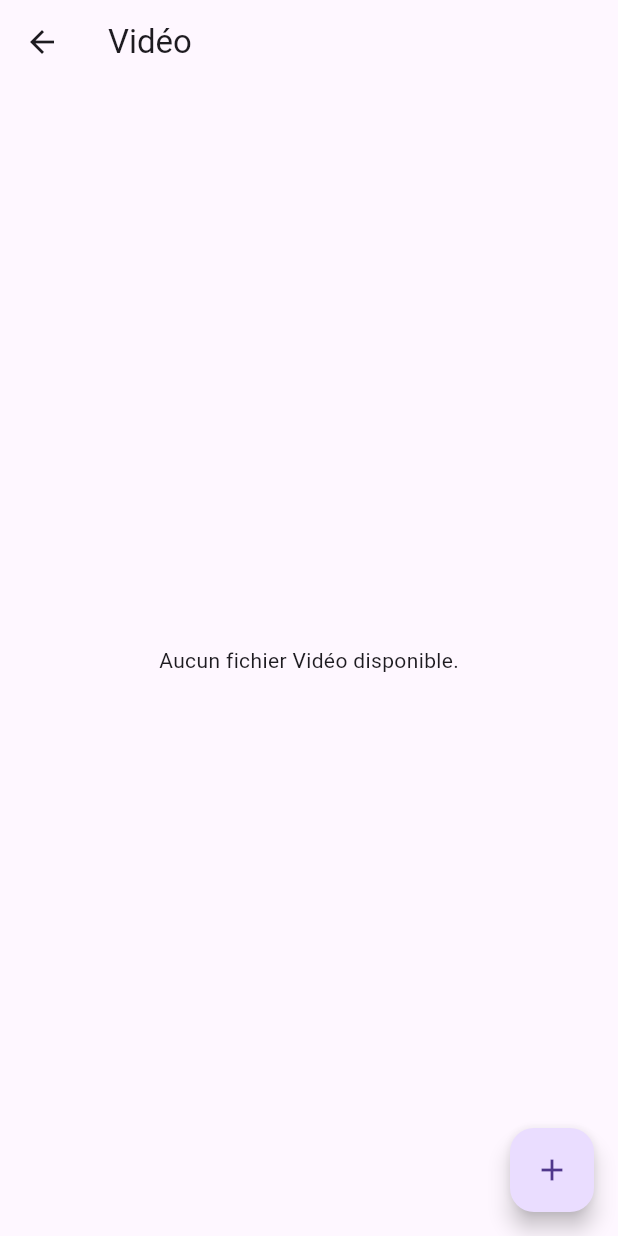
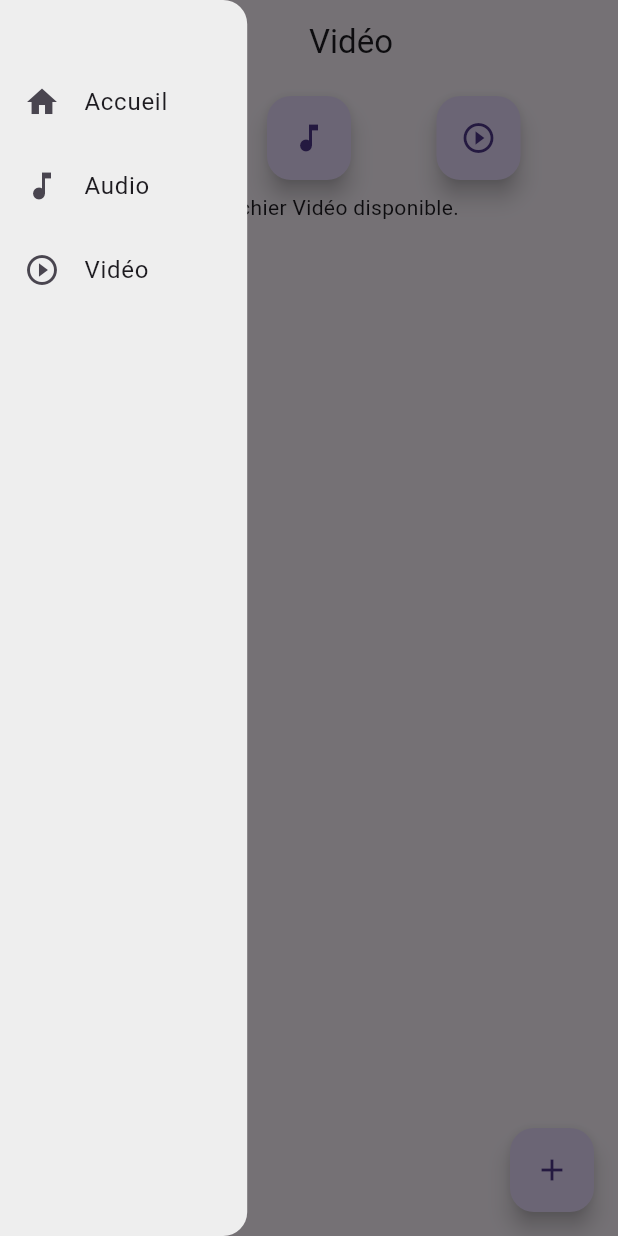
Before and after one commit to flutterDjango/medias_manager, a Flutter app: the FilesListWidget screen opened directly, with the side drawer open (before the commit the screen has no drawer), on a phone screen of 412 x 824 dp. Run offline on Flutter 3.47's test engine with Material 3 defaults, Android fonts, the phone set to English and light mode, and no system bars; our stand-ins replace device_info_plus, diacritic, file_picker, permission_handler; missing offline and left inert: ffmpeg_kit_flutter_audio, open_file_plus.

Commit message:
add drawer menu and horizontal menu

```diff
--- a/lib/widgets/files_list_widget.dart
+++ b/lib/widgets/files_list_widget.dart
@@ -55,11 +55,27 @@ class _FilesListWidgetState extends State<FilesListWidget> {
   Widget build(BuildContext context) {
     return Scaffold(
       appBar: AppBar(
-        title: Text(widget.mediaCategory),
+        title: Center(child: Text(widget.mediaCategory)),
+        leading: Builder(
+          builder: (context) {
+            return IconButton(
+              icon: const Icon(Icons.menu),
+              onPressed: () {
+                Scaffold.of(context).openDrawer();
+              },
+            );
+          },
         ),
-      body: isPermission
+      ),
+
+      drawer: const NavigatorDrawerWidget(),
+      body: Column(
+        children: [
+          const HorizontalButtonBarWidget(),
+          isPermission
               ? filesList.isNotEmpty
-              ? ListView.builder(
+                  ? Expanded(
+                    child: ListView.builder(
                         itemCount: filesList.length,
                         itemBuilder: (BuildContext context, int index) {
                           var file = filesList[index];
@@ -71,6 +87,7 @@ class _FilesListWidgetState extends State<FilesListWidget> {
                           // fileName: file['fileName'],
                           // path: file['path'],
                         },
+                      ),
                   )
                   : Center(
                       child:
@@ -82,6 +99,8 @@ class _FilesListWidgetState extends State<FilesListWidget> {
                   },
                   child: const Text("Problème de permission"),
                 ),
+        ],
+      ),
       floatingActionButton: FloatingActionButton(
         onPressed: () async {
           await AddMediaFiles().addFiles(widget.mediaCategory);
@@ -91,6 +110,7 @@ class _FilesListWidgetState extends State<FilesListWidget> {
         },
         child: const Icon(Icons.add),
       ),
+      // floatingActionButtonLocation: FloatingActionButtonLocation.centerDocked
     );
   }
 }
--- /dev/null
+++ b/lib/widgets/horizontal_button_bar_widget.dart
@@ -0,0 +1,61 @@
+import 'package:flutter/material.dart';
+import 'package:medias_manager/screens/home_screen.dart';
+import 'package:medias_manager/widgets/files_list_widget.dart';
+
+
+class HorizontalButtonBarWidget extends StatelessWidget {
+  const HorizontalButtonBarWidget({super.key});
+
+  @override
+  Widget build(BuildContext context) {
+    return Padding(
+      padding: const EdgeInsets.all(8.0),
+      child: Row(mainAxisAlignment: MainAxisAlignment.spaceEvenly, children: [
+        FloatingActionButton(
+          heroTag: 'Home',
+          onPressed: () {
+            Navigator.push(
+                  context,
+                  MaterialPageRoute(
+                    builder: (context) => const HomeScreen()
+                  ),
+                );
+            // context.push(RouteLocation.createContact);
+          },
+          child: const Icon(Icons.home),
+        ),
+        FloatingActionButton(
+          heroTag: 'Audio',
+          onPressed: () {
+            Navigator.push(
+                  context,
+                  MaterialPageRoute(
+                    builder: (context) => const FilesListWidget(
+                      mediaCategory: "Audio",
+                    ),
+                  ),
+                );
+            // context.push(RouteLocation.createContact);
+          },
+          child: const Icon(Icons.music_note),
+        ),
+        FloatingActionButton(
+            heroTag: 'Video',
+            onPressed: () {
+              Navigator.push(
+                  context,
+                  MaterialPageRoute(
+                    builder: (context) => const FilesListWidget(
+                      mediaCategory: "Vidéo",
+                    ),
+                  ),
+                );
+              // //  context.push(RouteLocation.category);
+            },
+            child: const Icon(Icons.play_circle_outline),
+          ),
+
+      ]),
+    );
+  }
+}
--- /dev/null
+++ b/lib/widgets/navigator_drawer_widget.dart
@@ -0,0 +1,59 @@
+import 'package:flutter/material.dart';
+import 'package:medias_manager/screens/screens.dart';
+
+import 'widgets.dart';
+
+class NavigatorDrawerWidget extends StatelessWidget {
+  const NavigatorDrawerWidget({super.key});
+
+  @override
+  Widget build(BuildContext context) {
+    return Drawer(
+      width: MediaQuery.of(context).size.width*0.4,
+      backgroundColor: Colors.grey.shade200,
+      child: ListView(
+        padding: const EdgeInsets.only(top: 40),
+        children: [
+          ListTile(
+            leading: const Icon(Icons.home),
+            title: const Text("Accueil"),
+            onTap: () {
+              Navigator.push(
+                context,
+                MaterialPageRoute(builder: (context) => const HomeScreen()),
+              );
+            },
+          ),
+          ListTile(
+            leading: const Icon(Icons.music_note),
+            title: const Text("Audio"),
+            onTap: () {
+              Navigator.push(
+                context,
+                MaterialPageRoute(
+                  builder: (context) => const FilesListWidget(
+                    mediaCategory: "Audio",
+                  ),
+                ),
+              );
+            },
+          ),
+          ListTile(
+            leading: const Icon(Icons.play_circle_outline),
+            title: const Text("Vidéo"),
+            onTap: () {
+              Navigator.push(
+                context,
+                MaterialPageRoute(
+                  builder: (context) => const FilesListWidget(
+                    mediaCategory: "Vidéo",
+                  ),
+                ),
+              );
+            },
+          ),
+        ],
+      ),
+    );
+  }
+}
--- a/lib/widgets/widgets.dart
+++ b/lib/widgets/widgets.dart
@@ -7,3 +7,5 @@ export "change_format_card_widget.dart";
 export "detail_media_widget.dart";
 export "circular_progress_widget.dart";
 export "alert_dialog_yes_no_widget.dart";
+export "horizontal_button_bar_widget.dart";
+export "navigator_drawer_widget.dart";
```
Also changed, not shown: lib/screens/edit_media_screen.dart (+30 -26 lines), lib/screens/home_screen.dart (+12 -2 lines). Lines whose indentation alone changed are shown as unchanged.
